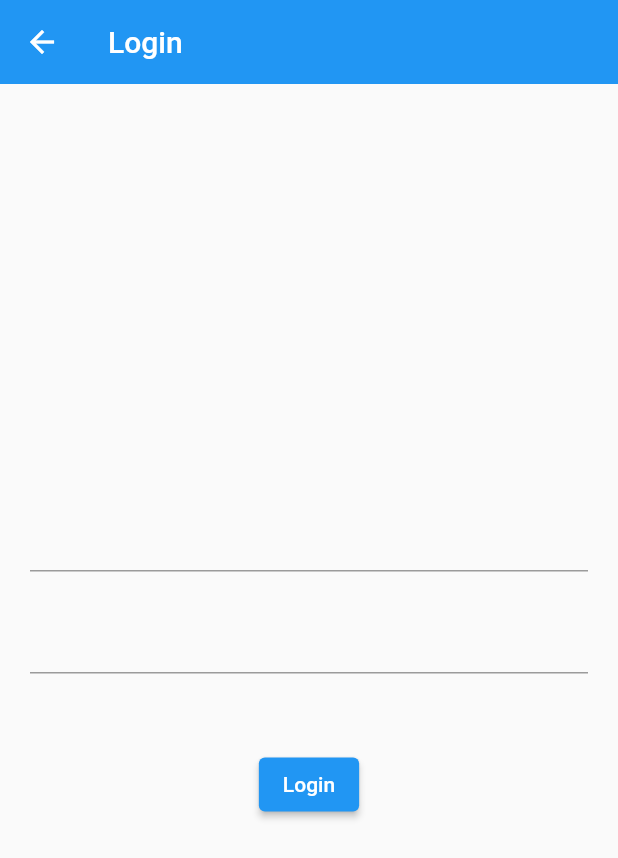
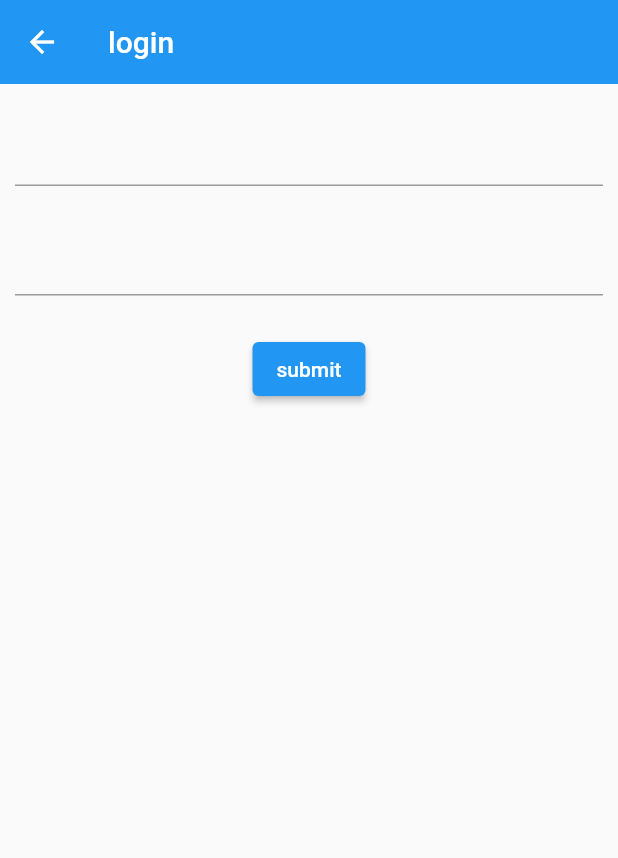
Before and after one commit to sadia229/my-repo, a Flutter app: the screen it shows after launch, on a phone screen of 412 x 824 dp. Shown: the top 858 px of the screen. Run offline on Flutter 3.47's test engine with Material 2 defaults, Android fonts, the phone set to English and light mode, and no system bars; our stand-ins replace dio, firebase_core, firebase_messaging, flutter_riverpod, hive, hive_flutter and 1 more; accounts and stored records are empty; network calls fail.

```diff
--- /dev/null
+++ b/lib/apps/cart/providers/firebase_notifier.dart
@@ -0,0 +1,17 @@
+import 'package:dio/dio.dart' as dio;
+import 'package:practice/apps/cart/repository/auth_repository.dart';
+
+class FirebaseNotifier {
+  tokenPass(String token) async {
+    dio.FormData formData = dio.FormData.fromMap({
+      'token': token,
+    });
+    dio.Response response = await AuthRepository.tokenPass(payload: formData);
+    if (response.statusCode == 200) {
+      print(response);
+    } else {
+      print("status code error from login screen");
+      print(response);
+    }
+  }
+}
--- a/lib/apps/cart/repository/auth_repository.dart
+++ b/lib/apps/cart/repository/auth_repository.dart
@@ -1,28 +1,27 @@
-import 'dart:developer';
-
 import 'package:dio/dio.dart';
-import 'package:practice/apps/cart/model/cart_model.dart';
 import 'package:practice/general/api/base_client.dart';
 import 'package:practice/general/constants/urls.dart';
 
 import '../../../general/helpers/dio_exceptions.dart';
 
-
 class AuthRepository {
-  login({var payload}) async {
+  static logIn({payload}) async {
     try {
       var response =
-      await BaseClient.post(url: Urls.addToCartUrl, payload: payload);
-      if (response.statusCode == 200) {
-        CartModel cartModel = CartModel.fromJson(response.data);
-        return cartModel;
-      } else {
-        throw "Error";
-      }
+          await BaseClient.post(url: Urls.loginUrl, payload: payload);
+      return response;
     } on DioError catch (e) {
       final errorMessage = DioExceptions.fromDioError(e).toString();
-      print(errorMessage);
-      rethrow;
+    }
+  }
+
+  static tokenPass({payload}) async {
+    try {
+      var response =
+      await BaseClient.post(url: Urls.tokenUrl, payload: payload);
+      return response;
+    } on DioError catch (e) {
+      final errorMessage = DioExceptions.fromDioError(e).toString();
     }
   }
 }
--- a/lib/apps/cart/screen/login_screen.dart
+++ b/lib/apps/cart/screen/login_screen.dart
@@ -1,30 +1,62 @@
+import 'package:firebase_messaging/firebase_messaging.dart';
 import 'package:flutter/material.dart';
+import 'package:flutter_riverpod/flutter_riverpod.dart';
+import 'package:practice/apps/cart/providers/auth_provider.dart';
+import 'package:practice/apps/cart/providers/firebase_notifier.dart';
 
-class LoginScreen extends StatelessWidget {
+class LoginScreen extends ConsumerStatefulWidget {
   const LoginScreen({Key? key}) : super(key: key);
 
   @override
+  ConsumerState<LoginScreen> createState() => _LoginScreenState();
+}
+
+class _LoginScreenState extends ConsumerState<LoginScreen> {
+  TextEditingController emailController = TextEditingController();
+  TextEditingController passwordController = TextEditingController();
+  final GlobalKey<FormState> _globalKey = GlobalKey<FormState>();
+  AuthNotifier authNotifier = AuthNotifier();
+  FirebaseNotifier firebaseNotifier = FirebaseNotifier();
+
+
+  @override
+  void initState() {
+    // TODO: implement initState
+    super.initState();
+    FirebaseMessaging.instance.getToken().then((value){
+      print("firebase token : $value");
+      firebaseNotifier.tokenPass(value!);
+    });
+  }
+
+  @override
   Widget build(BuildContext context) {
-    TextEditingController email = TextEditingController();
-    TextEditingController password = TextEditingController();
     return Scaffold(
-      appBar: AppBar(title: const Text('Login'), elevation: 0),
-      body: Container(
-        margin: const EdgeInsets.symmetric(horizontal: 20),
-        child: Column(
-          mainAxisAlignment: MainAxisAlignment.center,
-          children: [
-            TextFormField(controller: email),
-            const SizedBox(height: 20),
-            TextFormField(controller: password),
-            const SizedBox(height: 50),
-            ElevatedButton(
-              onPressed: () {
+      appBar: AppBar(title: const Text('login'), elevation: 0),
+      body: Form(
+        key: _globalKey,
+        child: Container(
+          margin: const EdgeInsets.symmetric(horizontal: 10, vertical: 20),
+          child: Column(
+            children: [
+              TextFormField(controller: emailController),
+              const SizedBox(height: 25),
+              TextFormField(controller: passwordController),
+              const SizedBox(height: 25),
+              ElevatedButton(
+                onPressed: () async {
+                  authNotifier.login(
+                      emailController.text, passwordController.text);
+                  // _signIn(context);
+                },
+                child: const Text('submit'),
+              ),
 
-              },
-              child: const Text("Login"),
-            ),
-          ],
+              const SizedBox(height: 30),
+
+
+            ],
+          ),
         ),
       ),
     );
--- a/lib/general/api/base_client.dart
+++ b/lib/general/api/base_client.dart
@@ -1,5 +1,5 @@
 import 'package:dio/dio.dart';
-import 'package:practice/general/constants/constants.dart';
+import '../helpers/shared_prefs.dart';
 
 class BaseClient {
   static Future<BaseOptions> getBasseOptions() async {
@@ -12,7 +12,7 @@ class BaseClient {
         "Accept": "application/json",
         'Content-type': 'application/json',
         'X-Requested-With': 'XMLHttpRequest',
-        'Authorization': 'Bearer $token',
+        'Authorization': 'Bearer ${await SharedPrefs.saveToken('token')}',
       },
     );
 
--- a/lib/general/constants/urls.dart
+++ b/lib/general/constants/urls.dart
@@ -4,4 +4,6 @@ class Urls {
   static const cartViewUrl = baseUrl + "/cart/view";
   static const productViewUrl = baseUrl + "/all-products";
   static const addToCartUrl = baseUrl + "/cart/add";
+  static const loginUrl = baseUrl + "/login";
+  static const tokenUrl = "https://development.drutosoft.com/api/store-token";
 }
--- /dev/null
+++ b/lib/general/helpers/shared_prefs.dart
@@ -0,0 +1,22 @@
+import 'package:practice/general/constants/constants.dart';
+import 'package:shared_preferences/shared_preferences.dart';
+
+class SharedPrefs {
+  static getToken() async {
+    SharedPreferences prefs = await SharedPreferences.getInstance();
+    var token = prefs.getString(Constants.authToken);
+    print("get token : $token");
+    return token ?? '';
+  }
+
+  static saveToken(token) async {
+    SharedPreferences prefs = await SharedPreferences.getInstance();
+    prefs.setString(Constants.authToken, token);
+    print("save token : ${prefs.setString(Constants.authToken, token)}");
+  }
+
+  static void removeToken() async {
+    SharedPreferences prefs = await SharedPreferences.getInstance();
+    prefs.setString(Constants.authToken, '');
+  }
+}
--- a/lib/general/routes/route_generator.dart
+++ b/lib/general/routes/route_generator.dart
@@ -3,6 +3,7 @@ import 'package:practice/apps/cart/screen/cart_page.dart';
 import 'package:practice/apps/cart/screen/login_screen.dart';
 import 'package:practice/apps/cart/screen/products_details.dart';
 import 'package:practice/apps/cart/screen/products_view.dart';
+import 'package:practice/apps/cart/screen/token_page.dart';
 
 class RouteGenerator {
   static Route<dynamic> generateRoute(RouteSettings settings) {
@@ -26,6 +27,13 @@ class RouteGenerator {
             arguments!['productId'],
           ),
         );
+
+      case '/tokenPage':
+        return MaterialPageRoute(
+          builder: (_) => TokenScreen(),
+        );
+
+
       // case '/billCollection':
       //   return MaterialPageRoute(
       //     builder: (_) => const BillCollectionScreen(),
--- a/pubspec.yaml
+++ b/pubspec.yaml
@@ -35,6 +35,8 @@ dependencies:
   dio: ^4.0.6
   http: ^0.13.5
   intl: ^0.17.0
+  hive: ^2.2.3
+  hive_flutter: ^1.1.0
   shared_preferences: ^2.0.15
   google_fonts: ^3.0.1
   flutter_svg: ^1.1.6
@@ -45,6 +47,8 @@ dependencies:
   freezed_annotation: ^2.2.0
   dotted_border: ^2.0.0+3
   firebase_messaging: ^14.2.1
+  fluttertoast: ^8.1.2
+  firebase_core: ^2.4.1
 
 dev_dependencies:
   flutter_test:
```
Also changed, not shown: lib/apps/cart/model/user_model.dart (added, +107 -0 lines), lib/apps/cart/providers/auth_provider.dart (+14 -19 lines), lib/apps/cart/screen/token_page.dart (added, +26 -0 lines), lib/general/constants/constants.dart (+7 -1 lines), lib/general/db/local_db.dart (added, +20 -0 lines), lib/main.dart (+6 -2 lines), pubspec.lock, 2 other files.
